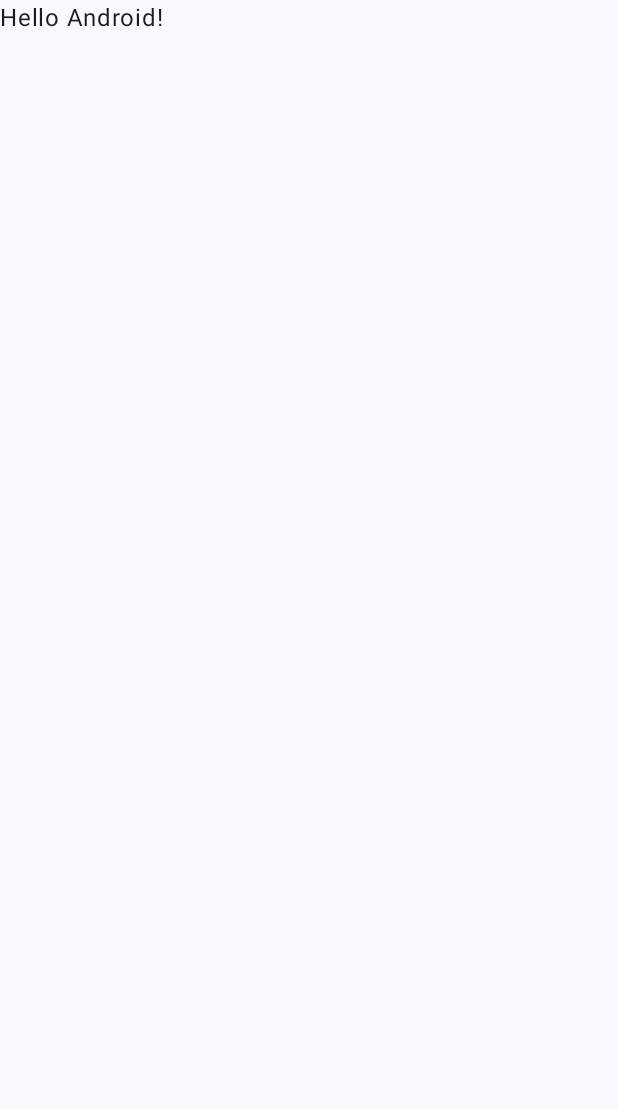
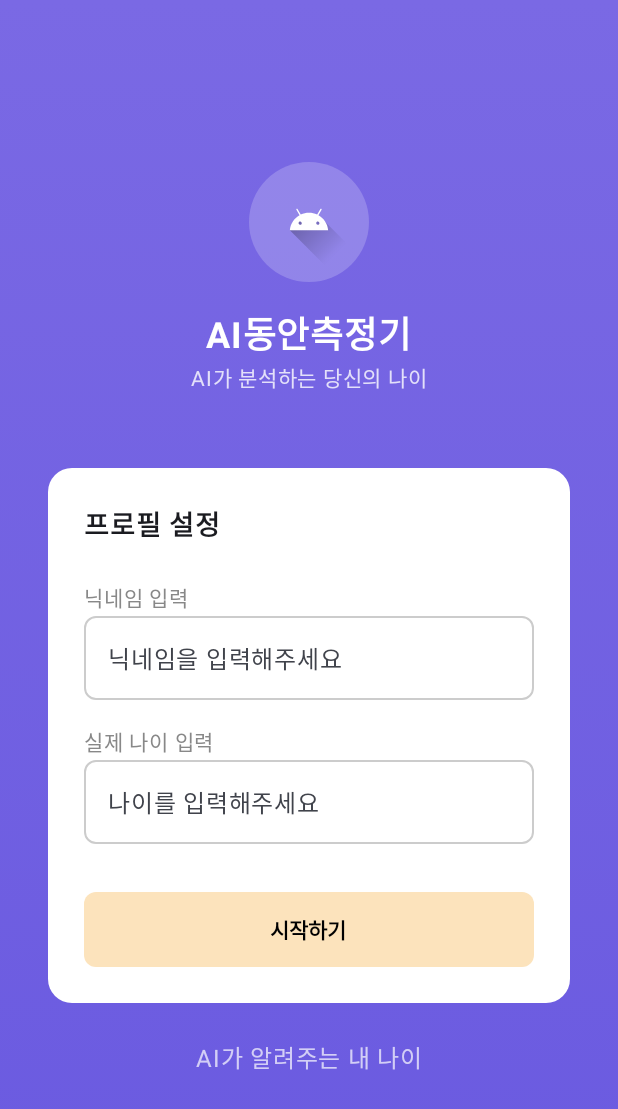
Before and after one commit to dev-jamesmin/BabyfaceAI, an Android app built with Jetpack Compose: the screen it shows after launch (MainActivity), on a phone screen of 412 x 824 dp. Before the commit the part shown is almost empty. Shown: the top 1109 px of the screen. Run offline under Robolectric (Android 15) with nearby library versions, the phone set to English and light mode, and no system bars.

Commit message:
[동안] 기본 프레임 작업중.

```diff
--- a/app/src/main/java/co/koko/babyfaceai/MainActivity.kt
+++ b/app/src/main/java/co/koko/babyfaceai/MainActivity.kt
@@ -3,45 +3,54 @@ package co.koko.babyfaceai
 import android.os.Bundle
 import androidx.activity.ComponentActivity
 import androidx.activity.compose.setContent
-import androidx.activity.enableEdgeToEdge
-import androidx.compose.foundation.layout.fillMaxSize
-import androidx.compose.foundation.layout.padding
-import androidx.compose.material3.Scaffold
-import androidx.compose.material3.Text
 import androidx.compose.runtime.Composable
-import androidx.compose.ui.Modifier
-import androidx.compose.ui.tooling.preview.Preview
+import androidx.compose.ui.platform.LocalContext
+import androidx.lifecycle.viewmodel.compose.viewModel
+import androidx.navigation.compose.NavHost
+import androidx.navigation.compose.composable
+import androidx.navigation.compose.rememberNavController
+import co.koko.babyfaceai.data.UserProfileRepository
+import co.koko.babyfaceai.data.dataStore
+import co.koko.babyfaceai.ui.MainViewModel
+import co.koko.babyfaceai.ui.MainViewModelFactory
+import co.koko.babyfaceai.ui.main.MainScreen
+import co.koko.babyfaceai.ui.profile.ProfileSetupScreen
+import co.koko.babyfaceai.ui.splash.SplashScreen
 import co.koko.babyfaceai.ui.theme.BabyfaceAITheme
 
 class MainActivity : ComponentActivity() {
     override fun onCreate(savedInstanceState: Bundle?) {
         super.onCreate(savedInstanceState)
-        enableEdgeToEdge()
         setContent {
+            // 앱의 전체적인 테마를 적용합니다.
             BabyfaceAITheme {
-                Scaffold(modifier = Modifier.fillMaxSize()) { innerPadding ->
-                    Greeting(
-                        name = "Android",
-                        modifier = Modifier.padding(innerPadding)
-                    )
-                }
+                AppNavigation()
             }
         }
     }
 }
 
 @Composable
-fun Greeting(name: String, modifier: Modifier = Modifier) {
-    Text(
-        text = "Hello $name!",
-        modifier = modifier
+fun AppNavigation() {
+    val navController = rememberNavController()
+    val context = LocalContext.current
+
+    // ViewModelFactory를 사용하여 ViewModel 인스턴스를 생성합니다.
+    // 이 ViewModel은 앱의 모든 화면에서 공유되어 사용자 데이터를 관리합니다.
+    val viewModel: MainViewModel = viewModel(
+        factory = MainViewModelFactory(UserProfileRepository(context.dataStore))
     )
-}
 
-@Preview(showBackground = true)
-@Composable
-fun GreetingPreview() {
-    BabyfaceAITheme {
-        Greeting("Android")
+    // NavHost가 화면 전환을 관리합니다. 시작 화면은 "splash" 입니다.
+    NavHost(navController = navController, startDestination = "splash") {
+        composable("splash") {
+            SplashScreen(navController = navController, viewModel = viewModel)
+        }
+        composable("profile_setup") {
+            ProfileSetupScreen(navController = navController, viewModel = viewModel)
+        }
+        composable("main") {
+            MainScreen(viewModel = viewModel)
+        }
     }
 }
--- /dev/null
+++ b/app/src/main/java/co/koko/babyfaceai/data/UserProfileRepository.kt
@@ -0,0 +1,39 @@
+package co.koko.babyfaceai.data
+
+import android.content.Context
+import androidx.datastore.core.DataStore
+import androidx.datastore.preferences.core.Preferences
+import androidx.datastore.preferences.core.edit
+import androidx.datastore.preferences.core.stringPreferencesKey
+import androidx.datastore.preferences.preferencesDataStore
+import kotlinx.coroutines.flow.map
+
+// 앱 전체에서 사용할 DataStore 인스턴스를 정의합니다.
+val Context.dataStore: DataStore<Preferences> by preferencesDataStore(name = "user_profile")
+
+// 사용자 프로필 데이터를 나타내는 데이터 클래스입니다.
+data class UserProfile(val nickname: String?, val age: String?)
+
+class UserProfileRepository(private val dataStore: DataStore<Preferences>) {
+    // DataStore에 데이터를 저장할 때 사용할 키(Key)를 정의합니다.
+    private object PreferencesKeys {
+        val NICKNAME = stringPreferencesKey("nickname")
+        val AGE = stringPreferencesKey("age")
+    }
+
+    // DataStore에서 프로필 데이터를 Flow 형태로 읽어옵니다. 데이터가 변경되면 자동으로 UI에 반영됩니다.
+    val userProfileFlow = dataStore.data.map { preferences ->
+        UserProfile(
+            nickname = preferences[PreferencesKeys.NICKNAME],
+            age = preferences[PreferencesKeys.AGE]
+        )
+    }
+
+    // 닉네임과 나이를 DataStore에 저장하는 함수입니다.
+    suspend fun saveUserProfile(nickname: String, age: String) {
+        dataStore.edit { preferences ->
+            preferences[PreferencesKeys.NICKNAME] = nickname
+            preferences[PreferencesKeys.AGE] = age
+        }
+    }
+}
--- /dev/null
+++ b/app/src/main/java/co/koko/babyfaceai/ui/MainViewModel.kt
@@ -0,0 +1,30 @@
+package co.koko.babyfaceai.ui
+
+import androidx.lifecycle.ViewModel
+import androidx.lifecycle.ViewModelProvider
+import androidx.lifecycle.viewModelScope
+import co.koko.babyfaceai.data.UserProfileRepository
+import kotlinx.coroutines.launch
+
+class MainViewModel(private val repository: UserProfileRepository) : ViewModel() {
+    // Repository로부터 사용자 프로필 데이터의 변경을 실시간으로 관찰합니다.
+    val userProfile = repository.userProfileFlow
+
+    // UI로부터 요청을 받아 프로필을 저장합니다.
+    fun saveProfile(nickname: String, age: String) {
+        viewModelScope.launch {
+            repository.saveUserProfile(nickname, age)
+        }
+    }
+}
+
+// ViewModel에 Repository를 주입하기 위한 간단한 팩토리 클래스입니다.
+class MainViewModelFactory(private val repository: UserProfileRepository) : ViewModelProvider.Factory {
+    override fun <T : ViewModel> create(modelClass: Class<T>): T {
+        if (modelClass.isAssignableFrom(MainViewModel::class.java)) {
+            @Suppress("UNCHECKED_CAST")
+            return MainViewModel(repository) as T
+        }
+        throw IllegalArgumentException("Unknown ViewModel class")
+    }
+}
--- /dev/null
+++ b/app/src/main/java/co/koko/babyfaceai/ui/main/MainScreen.kt
@@ -0,0 +1,48 @@
+package co.koko.babyfaceai.ui.main
+
+import androidx.compose.foundation.background
+import androidx.compose.foundation.layout.Box
+import androidx.compose.foundation.layout.Column
+import androidx.compose.foundation.layout.Spacer
+import androidx.compose.foundation.layout.fillMaxSize
+import androidx.compose.foundation.layout.height
+import androidx.compose.material3.Text
+import androidx.compose.runtime.Composable
+import androidx.compose.runtime.collectAsState
+import androidx.compose.runtime.getValue
+import androidx.compose.ui.Alignment
+import androidx.compose.ui.Modifier
+import androidx.compose.ui.graphics.Color
+import androidx.compose.ui.text.font.FontWeight
+import androidx.compose.ui.unit.dp
+import androidx.compose.ui.unit.sp
+import co.koko.babyfaceai.data.UserProfile
+import co.koko.babyfaceai.ui.MainViewModel
+
+@Composable
+fun MainScreen(viewModel: MainViewModel) {
+    // ViewModel로부터 사용자 프로필 데이터를 관찰합니다.
+    val userProfile by viewModel.userProfile.collectAsState(initial = UserProfile(null, null))
+
+    Box(
+        modifier = Modifier
+            .fillMaxSize()
+            .background(Color(0xFFF0F0F0)),
+        contentAlignment = Alignment.Center
+    ) {
+        Column(horizontalAlignment = Alignment.CenterHorizontally) {
+            Text(
+                "메인 화면",
+                fontSize = 24.sp,
+                fontWeight = FontWeight.Bold
+            )
+            Spacer(modifier = Modifier.height(16.dp))
+            userProfile?.let {
+                if (it.nickname != null && it.age != null) {
+                    Text("안녕하세요, ${it.nickname}님 (${it.age}세)!")
+                    Text("이제 사진을 찍어 동안을 측정해보세요.")
+                }
+            }
+        }
+    }
+}
--- /dev/null
+++ b/app/src/main/java/co/koko/babyfaceai/ui/profile/ProfileSetupScreen.kt
@@ -0,0 +1,147 @@
+package co.koko.babyfaceai.ui.profile
+
+import androidx.compose.foundation.Image
+import androidx.compose.foundation.background
+import androidx.compose.foundation.layout.*
+import androidx.compose.foundation.shape.CircleShape
+import androidx.compose.foundation.shape.RoundedCornerShape
+import androidx.compose.foundation.text.KeyboardOptions
+import androidx.compose.material3.*
+import androidx.compose.runtime.*
+import androidx.compose.ui.Alignment
+import androidx.compose.ui.Modifier
+import androidx.compose.ui.draw.clip
+import androidx.compose.ui.graphics.Brush
+import androidx.compose.ui.graphics.Color
+import androidx.compose.ui.res.painterResource
+import androidx.compose.ui.text.font.FontWeight
+import androidx.compose.ui.text.input.ImeAction
+import androidx.compose.ui.text.input.KeyboardType
+import androidx.compose.ui.unit.dp
+import androidx.compose.ui.unit.sp
+import androidx.navigation.NavController
+import co.koko.babyfaceai.R // 참고: 이 아이콘 리소스를 res/drawable 폴더에 추가해야 합니다.
+import co.koko.babyfaceai.ui.MainViewModel
+
+@Composable
+fun ProfileSetupScreen(navController: NavController, viewModel: MainViewModel) {
+    var nickname by remember { mutableStateOf("") }
+    var age by remember { mutableStateOf("") }
+    // 닉네임과 나이가 모두 입력되었을 때만 버튼이 활성화되도록 합니다.
+    val isButtonEnabled by remember {
+        derivedStateOf { nickname.isNotBlank() && age.isNotBlank() }
+    }
+
+    Box(
+        modifier = Modifier
+            .fillMaxSize()
+            .background(
+                brush = Brush.verticalGradient(
+                    colors = listOf(Color(0xFF7A69E4), Color(0xFF6A5AE0))
+                )
+            ),
+        contentAlignment = Alignment.Center
+    ) {
+        Column(
+            modifier = Modifier
+                .fillMaxWidth()
+                .padding(horizontal = 32.dp),
+            horizontalAlignment = Alignment.CenterHorizontally
+        ) {
+            // 앱 아이콘
+            Box(
+                modifier = Modifier
+                    .size(80.dp)
+                    .clip(CircleShape)
+                    .background(Color.White.copy(alpha = 0.2f)),
+                contentAlignment = Alignment.Center
+            ) {
+                // TODO: res/drawable 폴더에 'ic_app_icon.xml' 같은 아이콘 파일을 추가해주세요.
+                Image(
+                    painter = painterResource(id = R.drawable.ic_launcher_foreground),
+                    contentDescription = "App Icon",
+                    modifier = Modifier.size(60.dp)
+                )
+            }
+            Spacer(modifier = Modifier.height(16.dp))
+
+            // 앱 제목
+            Text("AI동안측정기", color = Color.White, fontSize = 24.sp, fontWeight = FontWeight.Bold)
+            Text("AI가 분석하는 당신의 나이", color = Color.White.copy(alpha = 0.8f), fontSize = 14.sp)
+            Spacer(modifier = Modifier.height(48.dp))
+
+            // 프로필 설정 카드
+            Card(
+                modifier = Modifier.fillMaxWidth(),
+                shape = RoundedCornerShape(16.dp),
+                colors = CardDefaults.cardColors(containerColor = Color.White)
+            ) {
+                Column(modifier = Modifier.padding(24.dp)) {
+                    Text("프로필 설정", fontWeight = FontWeight.Bold, fontSize = 18.sp)
+                    Spacer(modifier = Modifier.height(24.dp))
+
+                    // 닉네임 입력 필드
+                    Text("닉네임 입력", fontSize = 14.sp, color = Color.Gray)
+                    OutlinedTextField(
+                        value = nickname,
+                        onValueChange = { nickname = it },
+                        placeholder = { Text("닉네임을 입력해주세요") },
+                        modifier = Modifier.fillMaxWidth(),
+                        singleLine = true,
+                        shape = RoundedCornerShape(8.dp),
+                        keyboardOptions = KeyboardOptions(imeAction = ImeAction.Next),
+                        colors = OutlinedTextFieldDefaults.colors(
+                            focusedBorderColor = Color(0xFF6A5AE0),
+                            unfocusedBorderColor = Color.LightGray
+                        )
+                    )
+                    Spacer(modifier = Modifier.height(16.dp))
+
+                    // 실제 나이 입력 필드
+                    Text("실제 나이 입력", fontSize = 14.sp, color = Color.Gray)
+                    OutlinedTextField(
+                        value = age,
+                        onValueChange = { if (it.all { char -> char.isDigit() }) age = it },
+                        placeholder = { Text("나이를 입력해주세요") },
+                        modifier = Modifier.fillMaxWidth(),
+                        singleLine = true,
+                        shape = RoundedCornerShape(8.dp),
+                        keyboardOptions = KeyboardOptions(
+                            keyboardType = KeyboardType.Number,
+                            imeAction = ImeAction.Done
+                        ),
+                        colors = OutlinedTextFieldDefaults.colors(
+                            focusedBorderColor = Color(0xFF6A5AE0),
+                            unfocusedBorderColor = Color.LightGray
+                        )
+                    )
+                    Spacer(modifier = Modifier.height(32.dp))
+
+                    // 시작하기 버튼
+                    Button(
+                        onClick = {
+                            viewModel.saveProfile(nickname, age)
+                            navController.navigate("main") {
+                                // 이전 화면 스택을 모두 제거하고 메인 화면으로 이동합니다.
+                                popUpTo("splash") { inclusive = true }
+                            }
+                        },
+                        enabled = isButtonEnabled,
+                        modifier = Modifier
+                            .fillMaxWidth()
+                            .height(50.dp),
+                        shape = RoundedCornerShape(8.dp),
+                        colors = ButtonDefaults.buttonColors(
+                            containerColor = Color(0xFFF9C87A),
+                            disabledContainerColor = Color(0xFFF9C87A).copy(alpha = 0.5f)
+                        )
+                    ) {
+                        Text("시작하기", color = Color.Black, fontWeight = FontWeight.Bold)
+                    }
+                }
+            }
+            Spacer(modifier = Modifier.height(24.dp))
+            Text("AI가 알려주는 내 나이", color = Color.White.copy(alpha = 0.7f))
+        }
+    }
+}
--- /dev/null
+++ b/app/src/main/java/co/koko/babyfaceai/ui/splash/SplashScreen.kt
@@ -0,0 +1,63 @@
+package co.koko.babyfaceai.ui.splash
+
+import androidx.compose.animation.AnimatedVisibility
+import androidx.compose.animation.core.tween
+import androidx.compose.animation.fadeIn
+import androidx.compose.foundation.background
+import androidx.compose.foundation.layout.Box
+import androidx.compose.foundation.layout.fillMaxSize
+import androidx.compose.material3.Text
+import androidx.compose.runtime.*
+import androidx.compose.ui.Alignment
+import androidx.compose.ui.Modifier
+import androidx.compose.ui.graphics.Color
+import androidx.compose.ui.text.font.FontWeight
+import androidx.compose.ui.unit.sp
+import androidx.navigation.NavController
+import co.koko.babyfaceai.ui.MainViewModel
+import kotlinx.coroutines.delay
+
+@Composable
+fun SplashScreen(navController: NavController, viewModel: MainViewModel) {
+    var startAnimation by remember { mutableStateOf(false) }
+    // ViewModel로부터 사용자 프로필 데이터를 관찰합니다. 초기값은 null입니다.
+    val userProfile by viewModel.userProfile.collectAsState(initial = null)
+
+    // 화면이 처음 나타날 때 애니메이션을 시작하고 2초간 대기합니다.
+    LaunchedEffect(key1 = true) {
+        startAnimation = true
+        delay(2000)
+    }
+
+    // userProfile 데이터가 로드되면(null이 아니게 되면) 다음 화면으로 이동할지 결정합니다.
+    LaunchedEffect(userProfile) {
+        if (userProfile != null) {
+            val destination = if (userProfile?.nickname.isNullOrEmpty()) {
+                // 저장된 닉네임이 없으면 프로필 설정 화면으로 이동합니다.
+                "profile_setup"
+            } else {
+                // 저장된 닉네임이 있으면 메인 화면으로 이동합니다.
+                "main"
+            }
+            // 현재 스플래시 화면을 백스택에서 제거하고 새 화면으로 이동합니다.
+            navController.navigate(destination) {
+                popUpTo("splash") { inclusive = true }
+            }
+        }
+    }
+
+    // 스플래시 화면의 UI
+    Box(
+        modifier = Modifier
+            .fillMaxSize()
+            .background(Color(0xFF6A5AE0)),
+        contentAlignment = Alignment.Center
+    ) {
+        AnimatedVisibility(
+            visible = startAnimation,
+            enter = fadeIn(animationSpec = tween(1000))
+        ) {
+            Text("AI 동안 측정기", color = Color.White, fontSize = 32.sp, fontWeight = FontWeight.Bold)
+        }
+    }
+}
--- a/app/src/main/java/co/koko/babyfaceai/ui/theme/Theme.kt
+++ b/app/src/main/java/co/koko/babyfaceai/ui/theme/BabyfaceAITheme.kt
@@ -1,6 +1,5 @@
 package co.koko.babyfaceai.ui.theme
 
-import android.app.Activity
 import android.os.Build
 import androidx.compose.foundation.isSystemInDarkTheme
 import androidx.compose.material3.MaterialTheme
```
Also changed, not shown: app/build.gradle.kts (+9 -0 lines).
